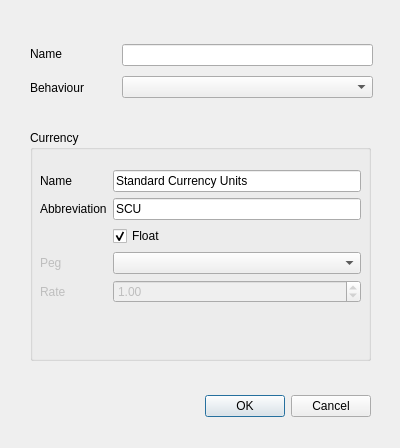
Above: createdomaindlg.ui from Obson/MicroSim-GUI before the change. Below: the same form after it.
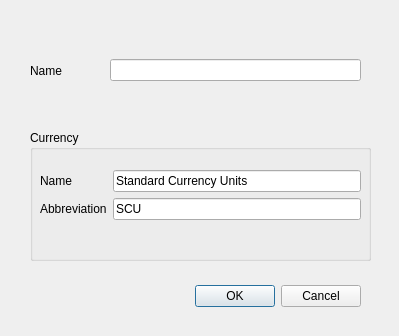
That is the form after the change.

The edit to the form file:
```diff
--- a/createdomaindlg.ui
+++ b/createdomaindlg.ui
@@ -6,8 +6,8 @@
    <rect>
     <x>0</x>
     <y>0</y>
-    <width>400</width>
-    <height>448</height>
+    <width>399</width>
+    <height>336</height>
    </rect>
   </property>
   <property name="windowTitle">
@@ -20,8 +20,8 @@
    <property name="geometry">
     <rect>
      <x>30</x>
-     <y>390</y>
-     <width>341</width>
+     <y>280</y>
+     <width>331</width>
      <height>32</height>
     </rect>
    </property>
@@ -41,7 +41,7 @@
      <x>30</x>
      <y>130</y>
      <width>341</width>
-     <height>231</height>
+     <height>131</height>
     </rect>
    </property>
    <property name="font">
@@ -58,7 +58,7 @@
       <x>10</x>
       <y>40</y>
       <width>321</width>
-      <height>191</height>
+      <height>71</height>
      </rect>
     </property>
     <layout class="QFormLayout" name="formLayout">
@@ -90,82 +90,22 @@
        </property>
       </widget>
      </item>
-     <item row="3" column="0">
-      <widget class="QLabel" name="label_3">
-       <property name="enabled">
-        <bool>false</bool>
-       </property>
-       <property name="text">
-        <string>Peg</string>
-       </property>
-      </widget>
-     </item>
-     <item row="3" column="1">
-      <widget class="QComboBox" name="cbPeg">
-       <property name="enabled">
-        <bool>true</bool>
-       </property>
-      </widget>
-     </item>
-     <item row="4" column="0">
-      <widget class="QLabel" name="label_4">
-       <property name="enabled">
-        <bool>false</bool>
-       </property>
-       <property name="text">
-        <string>Rate</string>
-       </property>
-      </widget>
-     </item>
-     <item row="4" column="1">
-      <widget class="QDoubleSpinBox" name="sbRate">
-       <property name="enabled">
-        <bool>false</bool>
-       </property>
-       <property name="value">
-        <double>1.000000000000000</double>
-       </property>
-      </widget>
-     </item>
-     <item row="2" column="1">
-      <widget class="QCheckBox" name="cbxFloat">
-       <property name="text">
-        <string>Float</string>
-       </property>
-       <property name="checked">
-        <bool>true</bool>
-       </property>
-      </widget>
-     </item>
     </layout>
    </widget>
   </widget>
   <widget class="QWidget" name="layoutWidget">
    <property name="geometry">
     <rect>
-     <x>122</x>
-     <y>40</y>
+     <x>110</x>
+     <y>50</y>
      <width>251</width>
-     <height>62</height>
+     <height>41</height>
     </rect>
    </property>
    <layout class="QVBoxLayout" name="verticalLayout">
     <item>
      <widget class="QLineEdit" name="leDomainName"/>
     </item>
-    <item>
-     <widget class="QComboBox" name="cbBehaviour">
-      <property name="editable">
-       <bool>false</bool>
-      </property>
-      <property name="currentText">
-       <string/>
-      </property>
-      <property name="currentIndex">
-       <number>-1</number>
-      </property>
-     </widget>
-    </item>
    </layout>
   </widget>
   <widget class="QWidget" name="layoutWidget">
@@ -185,13 +125,6 @@
       </property>
      </widget>
     </item>
-    <item>
-     <widget class="QLabel" name="label_6">
-      <property name="text">
-       <string>Behaviour</string>
-      </property>
-     </widget>
-    </item>
    </layout>
   </widget>
  </widget>
```
